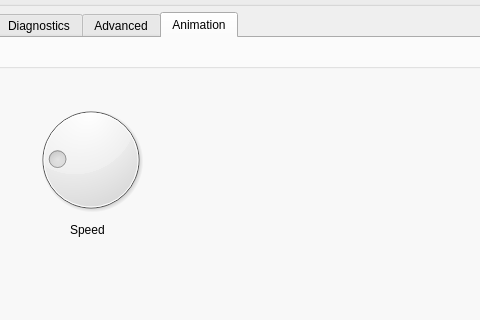
craftit/DogBotSoftware, file GUI/mainwindow.ui: the form before one commit; both pictures show x 264 to 744 and y 109 to 429 of the 899 by 945 pixel window.
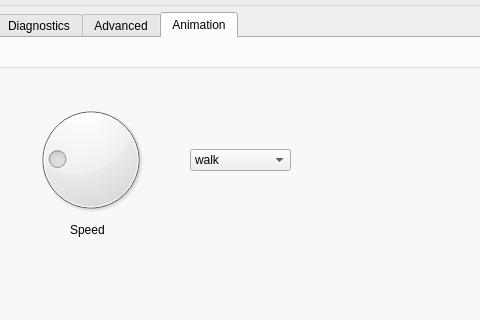
The form after the commit. Icons and pictures are not drawn.

What changed in the file:
```diff
--- a/GUI/mainwindow.ui
+++ b/GUI/mainwindow.ui
@@ -1533,6 +1533,26 @@
             <double>1500.000000000000000</double>
            </property>
           </widget>
+          <widget class="QComboBox" name="comboBoxAmimationStyle">
+           <property name="geometry">
+            <rect>
+             <x>430</x>
+             <y>100</y>
+             <width>101</width>
+             <height>22</height>
+            </rect>
+           </property>
+           <item>
+            <property name="text">
+             <string>walk</string>
+            </property>
+           </item>
+           <item>
+            <property name="text">
+             <string>trot</string>
+            </property>
+           </item>
+          </widget>
          </widget>
         </item>
        </layout>
```
